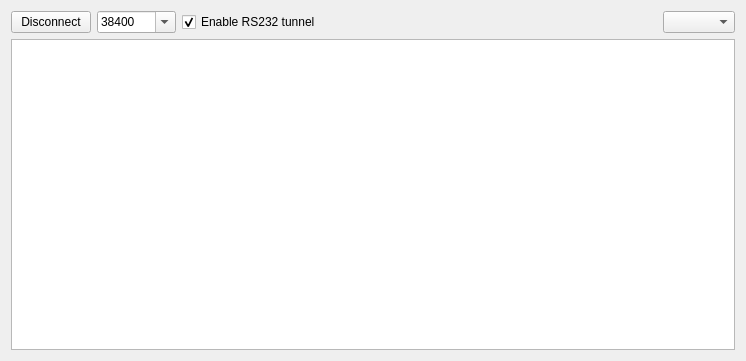
Tasssadar/Lorris, file src/LorrisShupito/lorrisshupito.ui: the form before one commit.
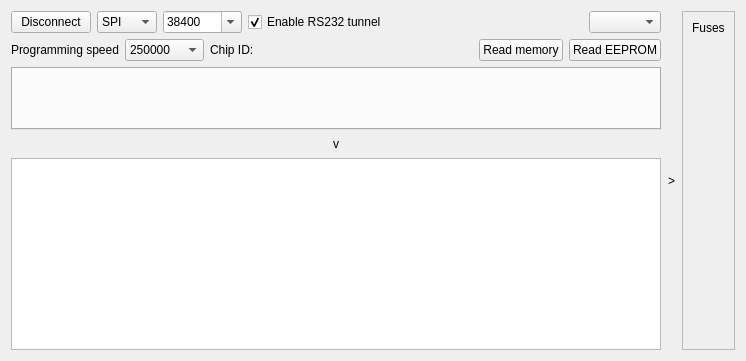
The form after the commit.

Commit message: Implement flash and EEPROM reading for SPI protocol

Diff of the .ui file:
```diff
--- a/src/LorrisShupito/lorrisshupito.ui
+++ b/src/LorrisShupito/lorrisshupito.ui
@@ -13,7 +13,9 @@
   <property name="windowTitle">
    <string>Form</string>
   </property>
-  <layout class="QVBoxLayout" name="verticalLayout">
+  <layout class="QHBoxLayout" name="horizontalLayout_3">
+   <item>
+    <layout class="QVBoxLayout" name="verticalLayout" stretch="0,0,4,0,0">
    <item>
     <layout class="QHBoxLayout" name="horizontalLayout">
      <item>
@@ -23,6 +25,25 @@
        </property>
       </widget>
      </item>
+       <item>
+        <widget class="QComboBox" name="methodBox">
+         <item>
+          <property name="text">
+           <string>SPI</string>
+          </property>
+         </item>
+         <item>
+          <property name="text">
+           <string>PDI</string>
+          </property>
+         </item>
+         <item>
+          <property name="text">
+           <string>JTAG</string>
+          </property>
+         </item>
+        </widget>
+       </item>
      <item>
       <widget class="QComboBox" name="tunnelSpeedBox">
        <property name="enabled">
@@ -110,11 +131,160 @@
      </item>
     </layout>
    </item>
+     <item>
+      <layout class="QHBoxLayout" name="horizontalLayout_2">
+       <item>
+        <widget class="QLabel" name="label">
+         <property name="text">
+          <string>Programming speed</string>
+         </property>
+        </widget>
+       </item>
+       <item>
+        <widget class="QComboBox" name="progSpeedBox">
+         <item>
+          <property name="text">
+           <string>250000</string>
+          </property>
+         </item>
+         <item>
+          <property name="text">
+           <string>500000</string>
+          </property>
+         </item>
+         <item>
+          <property name="text">
+           <string>1000000</string>
+          </property>
+         </item>
+         <item>
+          <property name="text">
+           <string>2000000</string>
+          </property>
+         </item>
+        </widget>
+       </item>
+       <item>
+        <widget class="QLabel" name="label_2">
+         <property name="text">
+          <string>Chip ID:</string>
+         </property>
+        </widget>
+       </item>
+       <item>
+        <widget class="QLabel" name="chipIdLabel">
+         <property name="text">
+          <string notr="true"/>
+         </property>
+        </widget>
+       </item>
+       <item>
+        <spacer name="horizontalSpacer_3">
+         <property name="orientation">
+          <enum>Qt::Horizontal</enum>
+         </property>
+         <property name="sizeHint" stdset="0">
+          <size>
+           <width>40</width>
+           <height>20</height>
+          </size>
+         </property>
+        </spacer>
+       </item>
+       <item>
+        <widget class="QPushButton" name="readButton">
+         <property name="text">
+          <string>Read memory</string>
+         </property>
+        </widget>
+       </item>
+       <item>
+        <widget class="QPushButton" name="readEEPROM">
+         <property name="text">
+          <string>Read EEPROM</string>
+         </property>
+        </widget>
+       </item>
+      </layout>
+     </item>
+     <item>
+      <widget class="QTabWidget" name="memTabs">
+       <property name="currentIndex">
+        <number>-1</number>
+       </property>
+      </widget>
+     </item>
+     <item>
+      <widget class="QPushButton" name="hideLogBtn">
+       <property name="styleSheet">
+        <string notr="true">padding: 0px</string>
+       </property>
+       <property name="text">
+        <string notr="true">v</string>
+       </property>
+       <property name="flat">
+        <bool>true</bool>
+       </property>
+      </widget>
+     </item>
    <item>
     <widget class="QPlainTextEdit" name="logText">
      <property name="readOnly">
       <bool>true</bool>
      </property>
+      </widget>
+     </item>
+    </layout>
+   </item>
+   <item>
+    <widget class="QPushButton" name="hideFusesBtn">
+     <property name="sizePolicy">
+      <sizepolicy hsizetype="Minimum" vsizetype="Expanding">
+       <horstretch>0</horstretch>
+       <verstretch>0</verstretch>
+      </sizepolicy>
+     </property>
+     <property name="styleSheet">
+      <string notr="true">padding: 0px</string>
+     </property>
+     <property name="text">
+      <string notr="true">&gt;</string>
+     </property>
+     <property name="flat">
+      <bool>true</bool>
+     </property>
+    </widget>
+   </item>
+   <item>
+    <widget class="QFrame" name="frame">
+     <property name="frameShape">
+      <enum>QFrame::StyledPanel</enum>
+     </property>
+     <property name="frameShadow">
+      <enum>QFrame::Raised</enum>
+     </property>
+     <layout class="QVBoxLayout" name="verticalLayout_2">
+      <item>
+       <widget class="QLabel" name="label_3">
+        <property name="text">
+         <string>Fuses</string>
+        </property>
+       </widget>
+      </item>
+      <item>
+       <spacer name="verticalSpacer">
+        <property name="orientation">
+         <enum>Qt::Vertical</enum>
+        </property>
+        <property name="sizeHint" stdset="0">
+         <size>
+          <width>20</width>
+          <height>40</height>
+         </size>
+        </property>
+       </spacer>
+      </item>
+     </layout>
     </widget>
    </item>
   </layout>
```
Lines whose indentation alone changed are shown as unchanged. The commit also changes 122 other files.
